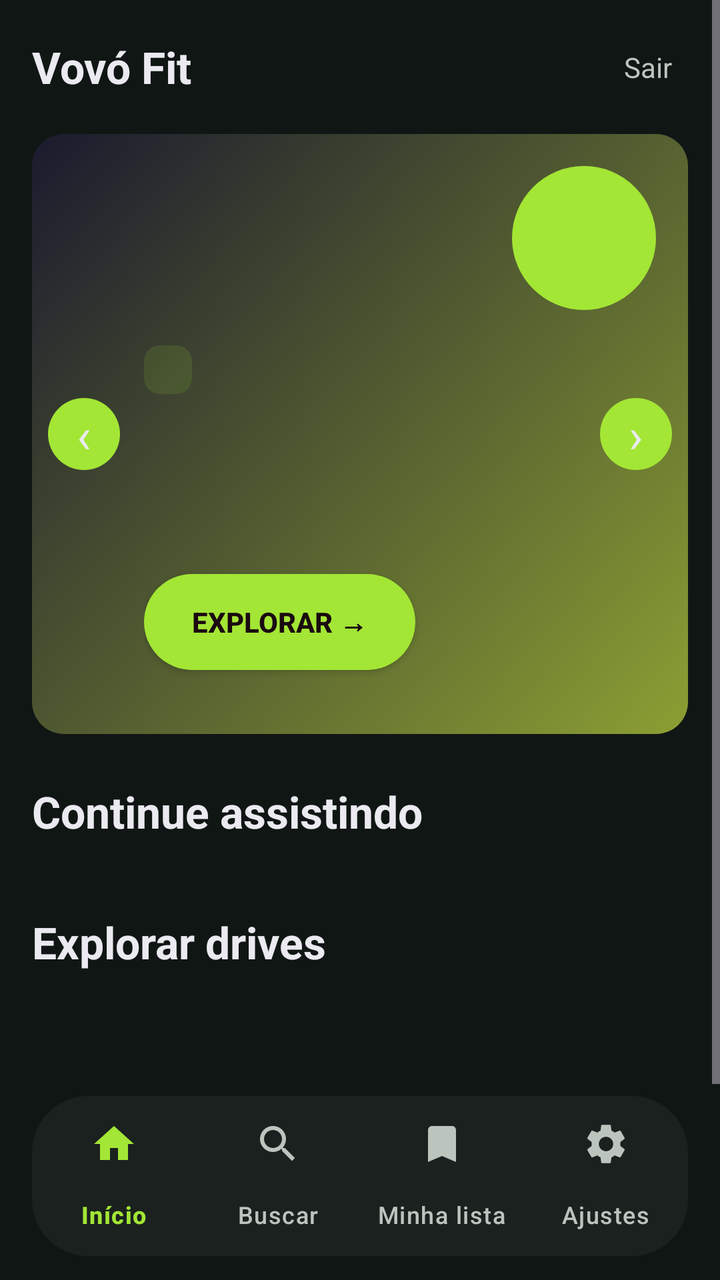
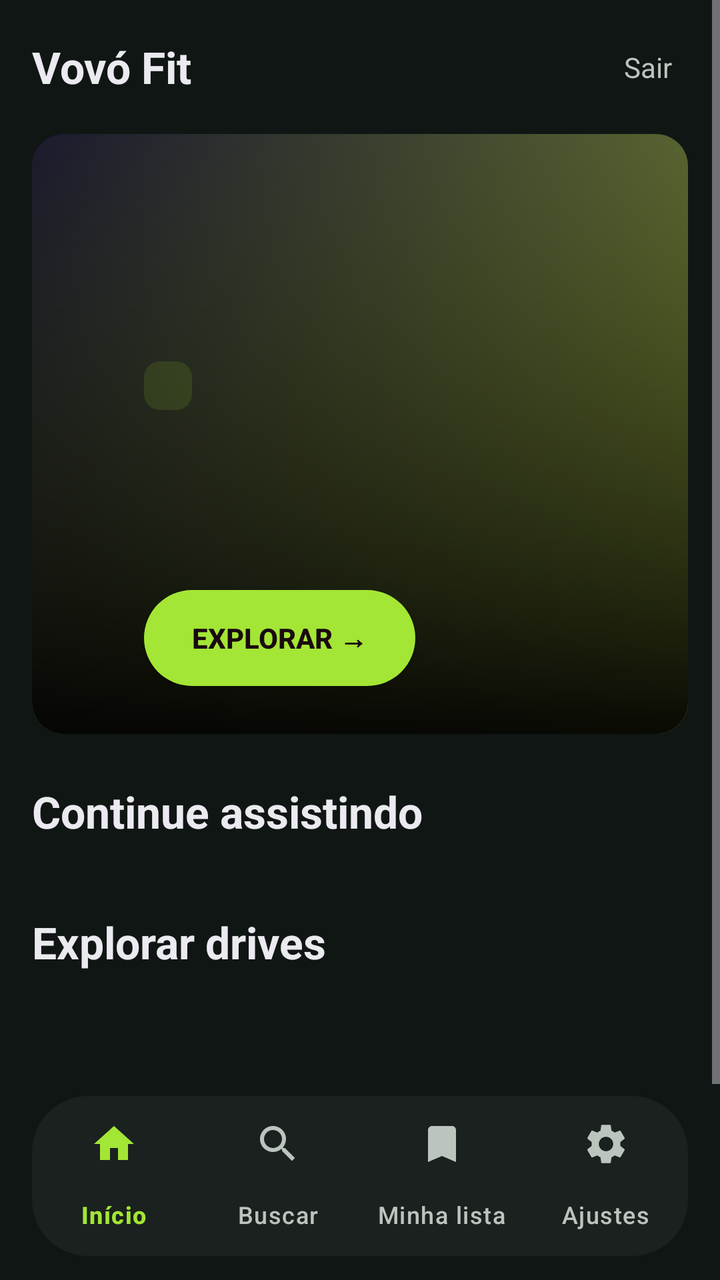

Two renders of the same Android screen: before a commit and after it. Below are the layout's source before the change and the commit's diff.
<!-- AndroidManifest.xml: application theme Theme.VovoFit -->
<!-- res/layout/activity_home.xml -->
<?xml version="1.0" encoding="utf-8"?>
<LinearLayout xmlns:android="http://schemas.android.com/apk/res/android"
    xmlns:app="http://schemas.android.com/apk/res-auto"
    android:layout_width="match_parent"
    android:layout_height="match_parent"
    android:background="@color/md_background"
    android:orientation="vertical">

    <ScrollView
        android:layout_width="match_parent"
        android:layout_height="0dp"
        android:layout_weight="1"
        android:fillViewport="true">

        <LinearLayout
            android:layout_width="match_parent"
            android:layout_height="wrap_content"
            android:orientation="vertical"
            android:paddingHorizontal="@dimen/content_margin"
            android:paddingTop="@dimen/spacing_lg"
            android:paddingBottom="@dimen/spacing_lg">

            
            <LinearLayout
                android:layout_width="match_parent"
                android:layout_height="wrap_content"
                android:gravity="center_vertical"
                android:orientation="horizontal">

                <TextView
                    android:layout_width="0dp"
                    android:layout_height="wrap_content"
                    android:layout_weight="1"
                    android:text="@string/app_name"
                    android:textColor="@color/md_on_surface"
                    android:textSize="@dimen/text_topbar_title"
                    android:textStyle="bold" />

                <TextView
                    android:id="@+id/topSair"
                    android:layout_width="wrap_content"
                    android:layout_height="wrap_content"
                    android:clickable="true"
                    android:focusable="true"
                    android:padding="@dimen/spacing_sm"
                    android:text="@string/home_logout"
                    android:textColor="@color/md_on_surface_variant"
                    android:textSize="@dimen/text_topbar_action" />
            </LinearLayout>

            
            <com.google.android.material.card.MaterialCardView
                android:layout_width="match_parent"
                android:layout_height="@dimen/hero_height"
                android:layout_marginTop="@dimen/spacing_lg"
                app:cardCornerRadius="@dimen/radius_lg"
                app:cardElevation="@dimen/elevation_0"
                app:cardBackgroundColor="@color/tile_bg">

                <FrameLayout
                    android:layout_width="match_parent"
                    android:layout_height="match_parent">

                    <View
                        android:id="@+id/heroBg"
                        android:layout_width="match_parent"
                        android:layout_height="match_parent"
                        android:background="@drawable/card_gradient_pink" />

                    
                    <TextView
                        android:id="@+id/heroIcon"
                        android:layout_width="72dp"
                        android:layout_height="72dp"
                        android:layout_gravity="top|end"
                        android:layout_margin="@dimen/spacing_lg"
                        android:background="@drawable/btn_play_circle"
                        android:gravity="center"
                        android:textColor="@color/md_on_primary"
                        android:textSize="32sp"
                        android:textStyle="bold" />

                    <LinearLayout
                        android:layout_width="match_parent"
                        android:layout_height="wrap_content"
                        android:layout_gravity="bottom|start"
                        android:orientation="vertical"
                        android:paddingHorizontal="@dimen/hero_text_padding_side"
                        android:paddingVertical="@dimen/spacing_xl">

                        <TextView
                            android:id="@+id/heroBadge"
                            android:layout_width="wrap_content"
                            android:layout_height="wrap_content"
                            android:background="@drawable/chip_badge"
                            android:paddingHorizontal="@dimen/spacing_md"
                            android:paddingVertical="@dimen/spacing_xs"
                            android:textColor="@color/md_primary"
                            android:textSize="@dimen/text_hero_badge"
                            android:textStyle="bold" />

                        <TextView
                            android:id="@+id/heroTitle"
                            android:layout_width="match_parent"
                            android:layout_height="wrap_content"
                            android:layout_marginTop="@dimen/spacing_sm"
                            android:ellipsize="end"
                            android:maxLines="2"
                            android:textColor="@color/md_on_surface"
                            android:textSize="@dimen/text_hero_title"
                            android:textStyle="bold" />

                        <TextView
                            android:id="@+id/heroSubtitle"
                            android:layout_width="match_parent"
                            android:layout_height="wrap_content"
                            android:layout_marginTop="4dp"
                            android:ellipsize="end"
                            android:maxLines="2"
                            android:textColor="@color/md_on_surface_variant"
                            android:textSize="@dimen/text_hero_subtitle" />

                        <androidx.appcompat.widget.AppCompatButton
                            android:id="@+id/heroPlay"
                            android:layout_width="wrap_content"
                            android:layout_height="48dp"
                            android:layout_marginTop="@dimen/spacing_lg"
                            android:background="@drawable/btn_primary_pill"
                            android:paddingHorizontal="@dimen/spacing_xl"
                            android:text="@string/explore_cta"
                            android:textColor="@color/md_on_primary"
                            android:textSize="@dimen/text_button"
                            android:textStyle="bold" />

                        <LinearLayout
                            android:id="@+id/heroDots"
                            android:layout_width="wrap_content"
                            android:layout_height="wrap_content"
                            android:layout_marginTop="@dimen/spacing_sm"
                            android:orientation="horizontal" />
                    </LinearLayout>

                    <TextView
                        android:id="@+id/heroPrev"
                        android:layout_width="36dp"
                        android:layout_height="36dp"
                        android:layout_gravity="center_vertical|start"
                        android:layout_marginStart="@dimen/spacing_sm"
                        android:background="@drawable/btn_play_circle"
                        android:clickable="true"
                        android:focusable="true"
                        android:gravity="center"
                        android:text="‹"
                        android:textColor="@color/md_on_surface"
                        android:textSize="24sp" />

                    <TextView
                        android:id="@+id/heroNext"
                        android:layout_width="36dp"
                        android:layout_height="36dp"
                        android:layout_gravity="center_vertical|end"
                        android:layout_marginEnd="@dimen/spacing_sm"
                        android:background="@drawable/btn_play_circle"
                        android:clickable="true"
                        android:focusable="true"
                        android:gravity="center"
                        android:text="›"
                        android:textColor="@color/md_on_surface"
                        android:textSize="24sp" />
                </FrameLayout>
            </com.google.android.material.card.MaterialCardView>

            
            <LinearLayout
                android:id="@+id/featuredSection"
                android:layout_width="match_parent"
                android:layout_height="wrap_content"
                android:layout_marginTop="@dimen/spacing_xl"
                android:orientation="vertical"
                android:visibility="gone">

                <TextView
                    android:layout_width="match_parent"
                    android:layout_height="wrap_content"
                    android:text="@string/continue_from_where"
                    android:textColor="@color/md_on_surface"
                    android:textSize="@dimen/text_section_title"
                    android:textStyle="bold" />

                <com.google.android.material.card.MaterialCardView
                    android:id="@+id/featured_card"
                    android:layout_width="match_parent"
                    android:layout_height="wrap_content"
                    android:layout_marginTop="@dimen/spacing_md"
                    app:cardCornerRadius="@dimen/radius_lg"
                    app:cardElevation="@dimen/elevation_0"
                    app:cardBackgroundColor="@color/tile_bg">

                    <LinearLayout
                        android:layout_width="match_parent"
                        android:layout_height="wrap_content"
                        android:orientation="horizontal"
                        android:padding="@dimen/spacing_lg">

                        <FrameLayout
                            android:layout_width="200dp"
                            android:layout_height="112dp">

                            <View
                                android:id="@+id/featuredBg"
                                android:layout_width="match_parent"
                                android:layout_height="match_parent"
                                android:background="@drawable/card_gradient_pink" />

                            <ImageView
                                android:id="@+id/featuredThumb"
                                android:layout_width="match_parent"
                                android:layout_height="match_parent"
                                android:scaleType="centerCrop"
                                android:visibility="gone"
                                android:contentDescription="@string/thumb_desc" />

                            <TextView
                                android:id="@+id/featuredMonogram"
                                android:layout_width="match_parent"
                                android:layout_height="match_parent"
                                android:gravity="center"
                                android:textColor="@color/tile_title"
                                android:textSize="@dimen/text_monogram"
                                android:textStyle="bold" />
                        </FrameLayout>

                        <LinearLayout
                            android:layout_width="0dp"
                            android:layout_height="wrap_content"
                            android:layout_marginStart="@dimen/spacing_lg"
                            android:layout_weight="1"
                            android:orientation="vertical">

                            <TextView
                                android:id="@+id/featuredTitle"
                                android:layout_width="match_parent"
                                android:layout_height="wrap_content"
                                android:ellipsize="end"
                                android:maxLines="2"
                                android:textColor="@color/md_on_surface"
                                android:textSize="@dimen/text_card_title"
                                android:textStyle="bold" />

                            <TextView
                                android:id="@+id/featuredSubtitle"
                                android:layout_width="match_parent"
                                android:layout_height="wrap_content"
                                android:layout_marginTop="2dp"
                                android:ellipsize="end"
                                android:maxLines="1"
                                android:textColor="@color/md_on_surface_variant"
                                android:textSize="@dimen/text_card_subtitle" />

                            <ProgressBar
                                android:id="@+id/featuredProgress"
                                style="?android:attr/progressBarStyleHorizontal"
                                android:layout_width="match_parent"
                                android:layout_height="4dp"
                                android:layout_marginTop="@dimen/spacing_sm"
                                android:max="100"
                                android:progressDrawable="@drawable/progress_horizontal" />

                            <TextView
                                android:id="@+id/featuredProgressText"
                                android:layout_width="match_parent"
                                android:layout_height="wrap_content"
                                android:layout_marginTop="4dp"
                                android:textColor="@color/md_primary"
                                android:textSize="@dimen/text_card_progress" />

                            <TextView
                                android:id="@+id/featuredTimeText"
                                android:layout_width="match_parent"
                                android:layout_height="wrap_content"
                                android:layout_marginTop="2dp"
                                android:textColor="@color/md_on_surface_variant"
                                android:textSize="@dimen/text_card_progress" />

                            <androidx.appcompat.widget.AppCompatButton
                                android:id="@+id/featuredContinue"
                                android:layout_width="wrap_content"
                                android:layout_height="48dp"
                                android:layout_marginTop="@dimen/spacing_md"
                                android:background="@drawable/btn_primary_pill"
                                android:paddingHorizontal="@dimen/spacing_xl"
                                android:text="@string/cta_continue"
                                android:textColor="@color/md_on_primary"
                                android:textSize="@dimen/text_button"
                                android:textStyle="bold" />
                        </LinearLayout>
                    </LinearLayout>
                </com.google.android.material.card.MaterialCardView>
            </LinearLayout>

            
            <TextView
                android:id="@+id/labelContinue"
                android:layout_width="match_parent"
                android:layout_height="wrap_content"
                android:layout_marginTop="@dimen/spacing_xl"
                android:text="@string/continue_watching"
                android:textColor="@color/md_on_surface"
                android:textSize="@dimen/text_section_title"
                android:textStyle="bold" />

            <androidx.recyclerview.widget.RecyclerView
                android:id="@+id/railContinue"
                android:layout_width="match_parent"
                android:layout_height="wrap_content"
                android:layout_marginTop="@dimen/spacing_md"
                android:clipToPadding="false"
                android:overScrollMode="never" />

            
            <TextView
                android:id="@+id/labelDrives"
                android:layout_width="match_parent"
                android:layout_height="wrap_content"
                android:layout_marginTop="@dimen/spacing_xl"
                android:text="@string/explore_drives"
                android:textColor="@color/md_on_surface"
                android:textSize="@dimen/text_section_title"
                android:textStyle="bold" />

            <androidx.recyclerview.widget.RecyclerView
                android:id="@+id/railDrives"
                android:layout_width="match_parent"
                android:layout_height="wrap_content"
                android:layout_marginTop="@dimen/spacing_md"
                android:clipToPadding="false"
                android:overScrollMode="never" />

            <TextView
                android:id="@+id/footerVersion"
                android:layout_width="match_parent"
                android:layout_height="wrap_content"
                android:layout_marginTop="@dimen/spacing_xl"
                android:gravity="center"
                android:textColor="@color/md_on_surface_variant"
                android:textSize="@dimen/text_footer" />
        </LinearLayout>
    </ScrollView>

    
    <com.google.android.material.bottomnavigation.BottomNavigationView
        android:id="@+id/bottomNav"
        android:layout_width="match_parent"
        android:layout_height="wrap_content"
        android:layout_marginHorizontal="@dimen/content_margin"
        android:layout_marginBottom="@dimen/spacing_md"
        android:background="@drawable/nav_bar_background"
        android:elevation="@dimen/elevation_3"
        app:itemActiveIndicatorStyle="@style/NavIndicatorPill"
        app:itemIconTint="@color/bottom_nav_item_color"
        app:itemTextColor="@color/bottom_nav_item_color"
        app:labelVisibilityMode="labeled"
        app:menu="@menu/bottom_nav_menu" />
</LinearLayout>
<!-- resources referenced by this layout -->
<resources>
  <color name="md_background">#FF101614</color>
  <color name="md_on_primary">#FF1A0A0F</color>
  <color name="md_on_surface">#FFEAEAF0</color>
  <color name="md_on_surface_variant">#FFBCC4BE</color>
  <color name="md_primary">#FFA3E635</color>
  <color name="tile_bg">#FF171D1B</color>
  <color name="tile_title">#FFFFFFFF</color>
  <dimen name="content_margin">16dp</dimen>
  <dimen name="elevation_0">0dp</dimen>
  <dimen name="elevation_3">3dp</dimen>
  <dimen name="hero_height">300dp</dimen>
  <dimen name="hero_text_padding_side">56dp</dimen>
  <dimen name="radius_lg">16dp</dimen>
  <dimen name="spacing_lg">16dp</dimen>
  <dimen name="spacing_md">12dp</dimen>
  <dimen name="spacing_sm">8dp</dimen>
  <dimen name="spacing_xl">24dp</dimen>
  <dimen name="spacing_xs">4dp</dimen>
  <dimen name="text_button">14sp</dimen>
  <dimen name="text_card_progress">12sp</dimen>
  <dimen name="text_card_subtitle">14sp</dimen>
  <dimen name="text_card_title">16sp</dimen>
  <dimen name="text_footer">12sp</dimen>
  <dimen name="text_hero_badge">12sp</dimen>
  <dimen name="text_hero_subtitle">16sp</dimen>
  <dimen name="text_hero_title">30sp</dimen>
  <dimen name="text_monogram">28sp</dimen>
  <dimen name="text_section_title">22sp</dimen>
  <dimen name="text_topbar_action">14sp</dimen>
  <dimen name="text_topbar_title">22sp</dimen>
  <!-- drawable btn_play_circle (drawable) -->
  <?xml version="1.0" encoding="utf-8"?>
  <shape xmlns:android="http://schemas.android.com/apk/res/android"
      android:shape="oval">
      <solid android:color="@color/md_primary" />
  </shape>
  <!-- drawable chip_badge (drawable) -->
  <?xml version="1.0" encoding="utf-8"?>
  <shape xmlns:android="http://schemas.android.com/apk/res/android"
      android:shape="rectangle">
      <corners android:radius="@dimen/radius_sm" />
      <solid android:color="@color/hero_badge_bg" />
  </shape>
  <!-- drawable nav_bar_background (drawable) -->
  <?xml version="1.0" encoding="utf-8"?>
  <shape xmlns:android="http://schemas.android.com/apk/res/android"
      android:shape="rectangle">
      <corners android:radius="28dp" />
      <solid android:color="@color/md_surface_container" />
  </shape>
  <string name="app_name">Vovó Fit</string>
  <string name="continue_from_where">Continuar de onde parou</string>
  <string name="continue_watching">Continue assistindo</string>
  <string name="cta_continue">▶ Continuar assistindo</string>
  <string name="explore_cta">Explorar →</string>
  <string name="explore_drives">Explorar drives</string>
  <string name="home_logout">Sair</string>
  <string name="thumb_desc">Thumbnail da aula</string>
  <style name="NavIndicatorPill" parent="Widget.Material3.BottomNavigationView.ActiveIndicator">
          <item name="android:background">@drawable/nav_indicator_pill</item>
      </style>
  <dimen name="radius_pill">64dp</dimen>
  <dimen name="radius_sm">8dp</dimen>
  <color name="hero_badge_bg">#1FA3E635</color>
  <color name="md_surface_container">#FF1B211E</color>
  <color name="progress_track">#33FFFFFF</color>
  <!-- drawable nav_indicator_pill (drawable) -->
  <?xml version="1.0" encoding="utf-8"?>
  <shape xmlns:android="http://schemas.android.com/apk/res/android"
      android:shape="rectangle">
      <corners android:radius="@dimen/radius_pill" />
      <solid android:color="@color/hero_badge_bg" />
  </shape>
  <color name="md_primary_container">#FF223526</color>
  <color name="md_on_primary_container">#FFD7F5A0</color>
  <color name="md_secondary">#FF8FAE9B</color>
  <color name="md_on_secondary">#FF12211A</color>
  <color name="md_secondary_container">#FF24382E</color>
  <color name="md_on_secondary_container">#FFCFE8DB</color>
  <color name="md_surface">#FF171D1B</color>
  <color name="md_surface_variant">#FF232A26</color>
  <color name="md_on_background">#FFEAEAF0</color>
  <color name="md_outline">#FF3E4741</color>
  <color name="md_outline_variant">#FF2A312D</color>
  <color name="md_error">#FFCF6679</color>
  <color name="md_on_error">#FF600014</color>
  <!-- unchanged entries left out for length: 5 -->
</resources>

<!-- the commit's change to res/layout/activity_home.xml (unified diff, before → after) -->
@@ -50,6 +50,7 @@
 
             
             <com.google.android.material.card.MaterialCardView
+                android:id="@+id/heroCard"
                 android:layout_width="match_parent"
                 android:layout_height="@dimen/hero_height"
                 android:layout_marginTop="@dimen/spacing_lg"
@@ -68,17 +69,18 @@
                         android:background="@drawable/card_gradient_pink" />
 
                     
-                    <TextView
-                        android:id="@+id/heroIcon"
-                        android:layout_width="72dp"
-                        android:layout_height="72dp"
-                        android:layout_gravity="top|end"
-                        android:layout_margin="@dimen/spacing_lg"
-                        android:background="@drawable/btn_play_circle"
-                        android:gravity="center"
-                        android:textColor="@color/md_on_primary"
-                        android:textSize="32sp"
-                        android:textStyle="bold" />
+                    <ImageView
+                        android:id="@+id/heroArt"
+                        android:layout_width="match_parent"
+                        android:layout_height="match_parent"
+                        android:scaleType="centerCrop"
+                        android:contentDescription="@string/thumb_desc" />
+
+                    
+                    <View
+                        android:layout_width="match_parent"
+                        android:layout_height="match_parent"
+                        android:background="@drawable/bottom_gradient" />
 
                     <LinearLayout
                         android:layout_width="match_parent"
@@ -132,41 +134,8 @@
                             android:textSize="@dimen/text_button"
                             android:textStyle="bold" />
 
-                        <LinearLayout
-                            android:id="@+id/heroDots"
-                            android:layout_width="wrap_content"
-                            android:layout_height="wrap_content"
-                            android:layout_marginTop="@dimen/spacing_sm"
-                            android:orientation="horizontal" />
                     </LinearLayout>
 
-                    <TextView
-                        android:id="@+id/heroPrev"
-                        android:layout_width="36dp"
-                        android:layout_height="36dp"
-                        android:layout_gravity="center_vertical|start"
-                        android:layout_marginStart="@dimen/spacing_sm"
-                        android:background="@drawable/btn_play_circle"
-                        android:clickable="true"
-                        android:focusable="true"
-                        android:gravity="center"
-                        android:text="‹"
-                        android:textColor="@color/md_on_surface"
-                        android:textSize="24sp" />
-
-                    <TextView
-                        android:id="@+id/heroNext"
-                        android:layout_width="36dp"
-                        android:layout_height="36dp"
-                        android:layout_gravity="center_vertical|end"
-                        android:layout_marginEnd="@dimen/spacing_sm"
-                        android:background="@drawable/btn_play_circle"
-                        android:clickable="true"
-                        android:focusable="true"
-                        android:gravity="center"
-                        android:text="›"
-                        android:textColor="@color/md_on_surface"
-                        android:textSize="24sp" />
                 </FrameLayout>
             </com.google.android.material.card.MaterialCardView>
 
@@ -220,14 +189,13 @@
                                 android:visibility="gone"
                                 android:contentDescription="@string/thumb_desc" />
 
-                            <TextView
-                                android:id="@+id/featuredMonogram"
+                            
+                            <ImageView
+                                android:id="@+id/featuredArt"
                                 android:layout_width="match_parent"
                                 android:layout_height="match_parent"
-                                android:gravity="center"
-                                android:textColor="@color/tile_title"
-                                android:textSize="@dimen/text_monogram"
-                                android:textStyle="bold" />
+                                android:scaleType="centerCrop"
+                                android:contentDescription="@string/thumb_desc" />
                         </FrameLayout>
 
                         <LinearLayout
<!-- resource entries referenced after the edit -->
@@ -6,7 +6,6 @@
   <color name="md_on_surface_variant">#FFBCC4BE</color>
   <color name="md_primary">#FFA3E635</color>
   <color name="tile_bg">#FF171D1B</color>
-  <color name="tile_title">#FFFFFFFF</color>
   <dimen name="content_margin">16dp</dimen>
   <dimen name="elevation_0">0dp</dimen>
   <dimen name="elevation_3">3dp</dimen>
@@ -26,15 +25,18 @@
   <dimen name="text_hero_badge">12sp</dimen>
   <dimen name="text_hero_subtitle">16sp</dimen>
   <dimen name="text_hero_title">30sp</dimen>
-  <dimen name="text_monogram">28sp</dimen>
   <dimen name="text_section_title">22sp</dimen>
   <dimen name="text_topbar_action">14sp</dimen>
   <dimen name="text_topbar_title">22sp</dimen>
-  <!-- drawable btn_play_circle (drawable) -->
+  <!-- drawable bottom_gradient (drawable) -->
   <?xml version="1.0" encoding="utf-8"?>
   <shape xmlns:android="http://schemas.android.com/apk/res/android"
-      android:shape="oval">
-      <solid android:color="@color/md_primary" />
+      android:shape="rectangle">
+      <gradient
+          android:startColor="#F0000000"
+          android:endColor="#00000000"
+          android:angle="90"
+          android:type="linear" />
   </shape>
   <!-- drawable chip_badge (drawable) -->
   <?xml version="1.0" encoding="utf-8"?>
